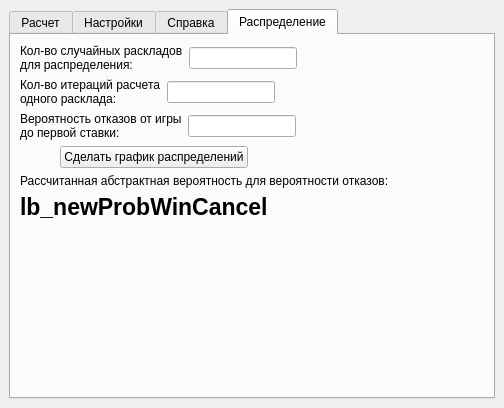
victorprogrammist/probabilities_of_poker, file mainwindow.ui: the form before one commit.
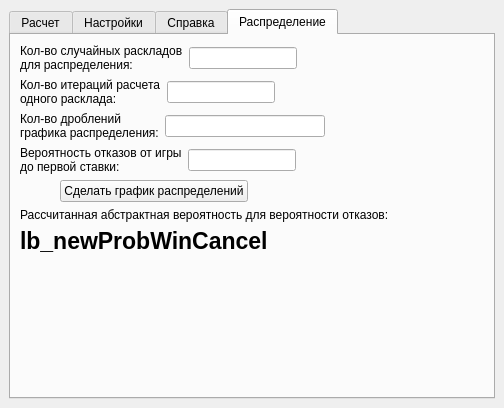
The form after the commit. The open tabs and pages were chosen to show the change.

```diff
--- a/mainwindow.ui
+++ b/mainwindow.ui
@@ -809,6 +809,33 @@
           </item>
          </layout>
         </item>
+        <item>
+         <layout class="QHBoxLayout" name="horizontalLayout_13">
+          <item>
+           <widget class="QLabel" name="label_20">
+            <property name="text">
+             <string>Кол-во дроблений&lt;br&gt; графика распределения:</string>
+            </property>
+           </widget>
+          </item>
+          <item>
+           <widget class="QLineEdit" name="ed_distribFractions"/>
+          </item>
+          <item>
+           <spacer name="horizontalSpacer_16">
+            <property name="orientation">
+             <enum>Qt::Horizontal</enum>
+            </property>
+            <property name="sizeHint" stdset="0">
+             <size>
+              <width>40</width>
+              <height>20</height>
+             </size>
+            </property>
+           </spacer>
+          </item>
+         </layout>
+        </item>
         <item>
          <layout class="QHBoxLayout" name="horizontalLayout_9">
           <item>
```
Left out of the diff: 2 changed lines with no effect on the pictures.
